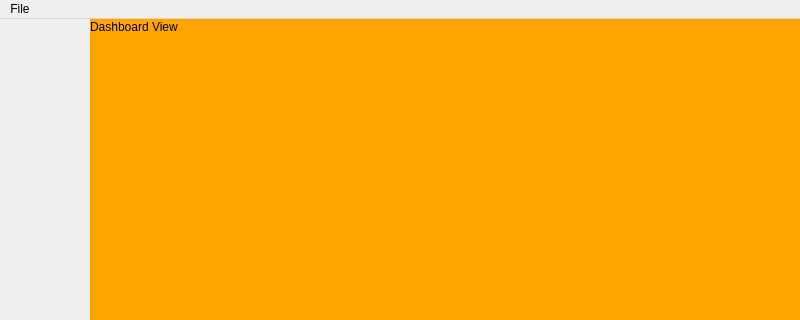
Above: src/windows/mainwindow.ui from fast-food-finder-associates/FastFoodFinder before the change; both pictures show x 0 to 800 and y 0 to 320 of the 800 by 600 pixel window. Below: the same form after it.
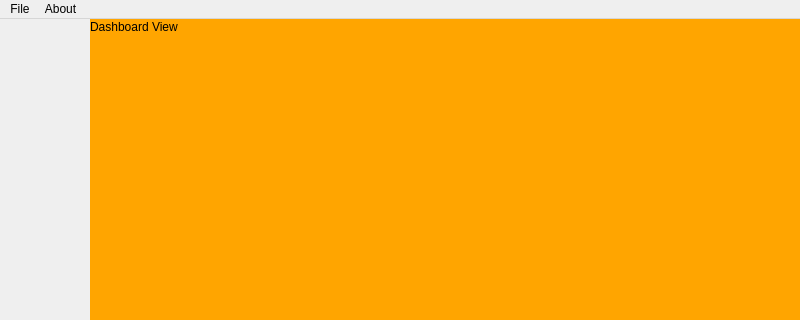
That is the form after the change. Icons and pictures are not drawn.

Commit message: Added the About Us tab with the list containing the button contact us, listing the developers' names and email addresses

Patch:
```diff
--- a/src/windows/mainwindow.ui
+++ b/src/windows/mainwindow.ui
@@ -169,7 +169,7 @@
      <x>0</x>
      <y>0</y>
      <width>800</width>
-     <height>20</height>
+     <height>19</height>
     </rect>
    </property>
    <widget class="QMenu" name="menuFile">
@@ -179,7 +179,15 @@
     <addaction name="separator"/>
     <addaction name="actionLogout"/>
    </widget>
+   <widget class="QMenu" name="menuAbout">
+    <property name="title">
+     <string>About</string>
+    </property>
+    <addaction name="separator"/>
+    <addaction name="actionContact_Us"/>
+   </widget>
    <addaction name="menuFile"/>
+   <addaction name="menuAbout"/>
   </widget>
   <widget class="QStatusBar" name="statusbar"/>
   <action name="actionLogout">
```
Left out of the diff: 5 changed lines with no effect on the pictures. The commit also changes 6 other files.
